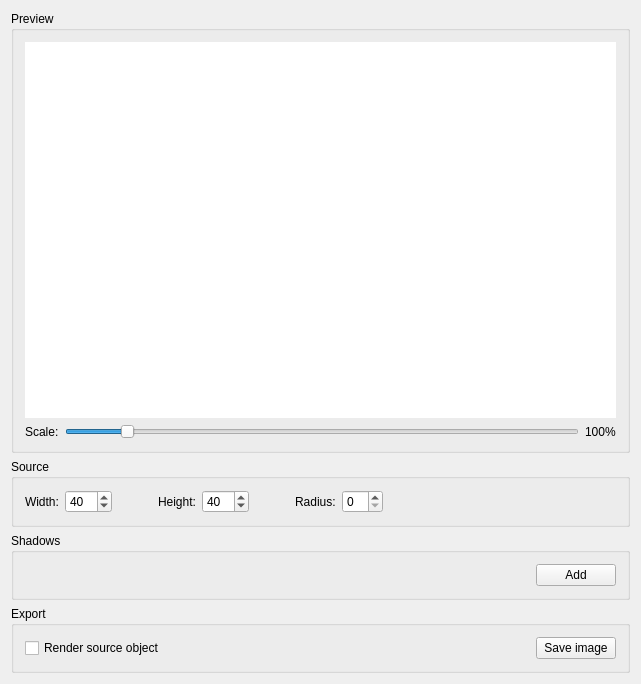
Before: the Qt Designer form src/MainWindow.ui in cyberbobs/shadow-image-generator, drawn with Qt 5.
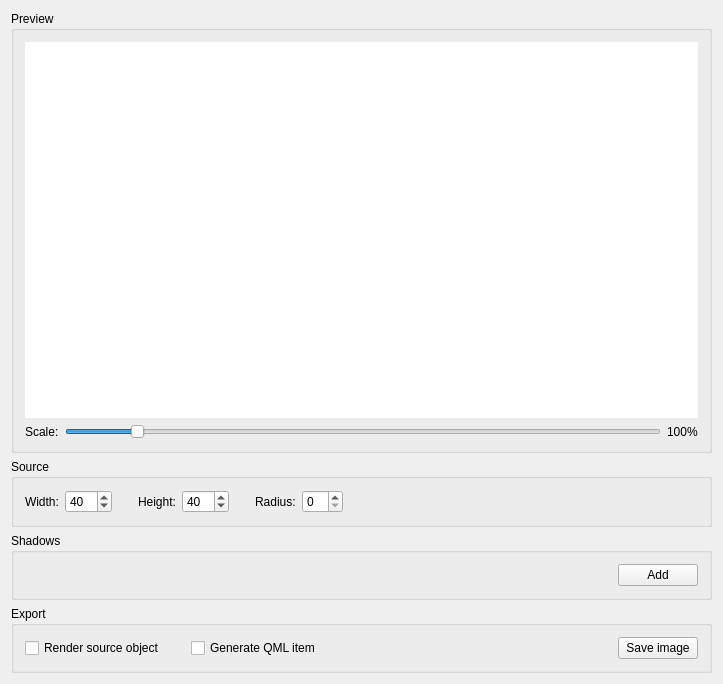
After: the same form once the commit is applied. Icons and pictures are not drawn.

Commit message: Add QML BorderImage export option

The edit to the form file:
```diff
--- a/src/MainWindow.ui
+++ b/src/MainWindow.ui
@@ -6,7 +6,7 @@
    <rect>
     <x>0</x>
     <y>0</y>
-    <width>641</width>
+    <width>723</width>
     <height>684</height>
    </rect>
   </property>
@@ -112,7 +112,7 @@
            </property>
            <property name="sizeHint" stdset="0">
             <size>
-             <width>40</width>
+             <width>20</width>
              <height>20</height>
             </size>
            </property>
@@ -148,7 +148,7 @@
            </property>
            <property name="sizeHint" stdset="0">
             <size>
-             <width>40</width>
+             <width>20</width>
              <height>20</height>
             </size>
            </property>
@@ -235,6 +235,29 @@
            </property>
           </widget>
          </item>
+         <item>
+          <spacer name="horizontalSpacer_6">
+           <property name="orientation">
+            <enum>Qt::Horizontal</enum>
+           </property>
+           <property name="sizeType">
+            <enum>QSizePolicy::Fixed</enum>
+           </property>
+           <property name="sizeHint" stdset="0">
+            <size>
+             <width>20</width>
+             <height>20</height>
+            </size>
+           </property>
+          </spacer>
+         </item>
+         <item>
+          <widget class="QCheckBox" name="generateQmlCheckBox">
+           <property name="text">
+            <string>Generate QML item</string>
+           </property>
+          </widget>
+         </item>
          <item>
           <spacer name="horizontalSpacer">
            <property name="orientation">
```
Left out of the diff: 15 changed lines with no effect on the pictures. The commit also changes 1 other file.
